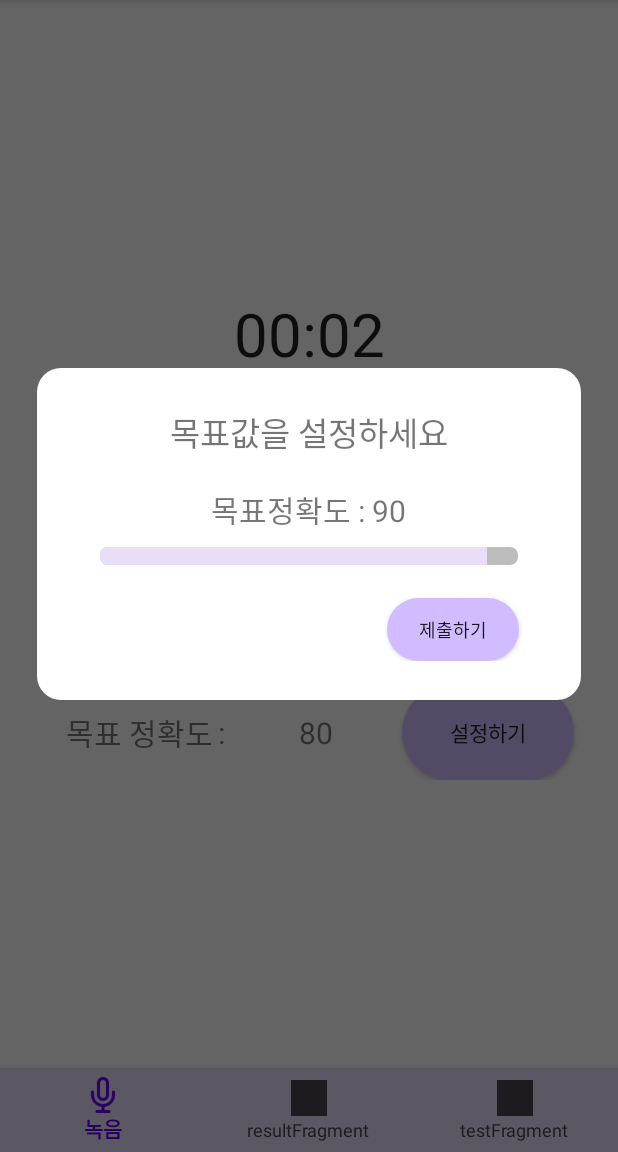
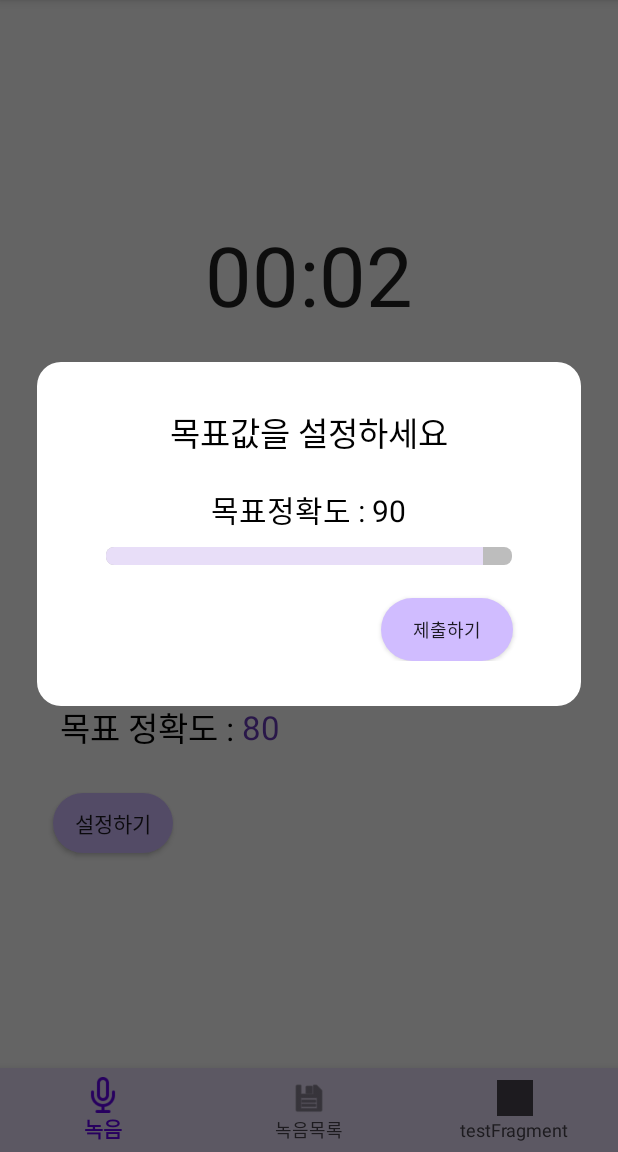
Before and after one commit to LIE-ON/Lieon_application, an Android app: the screen it shows after launch (MainActivity), after a tap on "설정하기", on a phone screen of 412 x 824 dp, the part 84-1236 px from its top. Run offline under Robolectric (Android 15) with nearby library versions, the phone set to English and light mode, and no system bars; our stand-ins replace Dagger/Hilt's generated code, Room's generated code, data binding, navigation-ui; 2 statements that could not run were skipped; 1 other tap on this screen came first.

Commit message:
UI 개선

```diff
--- a/app/src/main/java/com/example/lieon/record/view/RecordFragment.kt
+++ b/app/src/main/java/com/example/lieon/record/view/RecordFragment.kt
@@ -66,7 +66,7 @@ class RecordFragment : Fragment() {
             binding.chronometer.start()
             NotificationUtils.sendNotification(
                 requireContext(),
-                "Lie-on",
+                "녹음 시작",
                 "녹음을 시작하였습니다."
             )
         }
@@ -90,7 +90,7 @@ class RecordFragment : Fragment() {
             binding.chronometer.stop()
             NotificationUtils.sendNotification(
                 requireContext(),
-                "Lio-on",
+                "녹음 중지",
                 "녹음을 중지하였습니다."
             )
         }
--- a/app/src/main/java/com/example/lieon/result/recyclerview/ResultRecyclerViewAdapter.kt
+++ b/app/src/main/java/com/example/lieon/result/recyclerview/ResultRecyclerViewAdapter.kt
@@ -14,7 +14,7 @@ import com.example.lieon.result.view.ResultViewModel
 class ResultRecyclerViewAdapter(
     private val clickListener: ResultItemClickListener,
 ) : ListAdapter<RecordHistoryEntity, ResultViewHolder>(DIFF_CALLBACK) {
-
+    private var selectedPosition: Int = RecyclerView.NO_POSITION
     override fun onCreateViewHolder(parent: ViewGroup, viewType: Int): ResultViewHolder {
         return ResultViewHolder(
             ItemResultBinding.inflate(
--- a/app/src/main/res/layout/dialog_record_accuracy.xml
+++ b/app/src/main/res/layout/dialog_record_accuracy.xml
@@ -4,14 +4,15 @@
     android:layout_height="wrap_content"
     android:background="@drawable/dialog_background"
     android:orientation="vertical"
-    android:padding="26dp">
+    android:padding="30dp">
 
     <TextView
         android:layout_width="match_parent"
         android:layout_height="wrap_content"
+        android:gravity="center"
         android:text="목표값을 설정하세요"
-        android:gravity="center"
-        android:textSize="22dp"/>
+        android:textColor="#000000"
+        android:textSize="22dp" />
 
     <LinearLayout
         android:layout_width="match_parent"
@@ -24,10 +25,11 @@
             android:id="@+id/accuracy_title"
             android:layout_width="wrap_content"
             android:layout_height="wrap_content"
+            android:layout_marginBottom="10dp"
+            android:gravity="center"
             android:text="목표정확도 : "
-            android:textSize="20dp"
-            android:gravity="center"
-            android:layout_marginBottom="10dp"/>
+            android:textColor="#000000"
+            android:textSize="20dp" />
 
         <TextView
             android:id="@+id/accuracy_seekbar_textview"
@@ -35,7 +37,8 @@
             android:layout_height="wrap_content"
             android:gravity="center"
             android:text="90%"
-            android:textSize="20dp"/>
+            android:textColor="#000000"
+            android:textSize="20dp" />
     </LinearLayout>
 
 
--- a/app/src/main/res/layout/fragment_record.xml
+++ b/app/src/main/res/layout/fragment_record.xml
@@ -22,34 +22,33 @@
         <View
             android:layout_width="match_parent"
             android:layout_height="0dp"
-            android:layout_weight="3"/>
+            android:layout_weight="2.5"/>
 
         <androidx.constraintlayout.widget.ConstraintLayout
             android:id="@+id/upperTitleLayout"
             android:layout_width="match_parent"
-            android:layout_height="0dp"
+            android:layout_height="25dp"
             android:layout_weight="1">
 
             <TextView
                 android:layout_width="match_parent"
                 android:layout_height="match_parent"
+                android:gravity="center"
                 android:text=""
+                android:textColor="@color/black"
                 android:textSize="40dp"
-                android:textColor="@color/black"
-                android:gravity="center"
-                app:layout_constraintTop_toTopOf="parent"
                 app:layout_constraintBottom_toBottomOf="parent"
+                app:layout_constraintEnd_toEndOf="parent"
                 app:layout_constraintStart_toStartOf="parent"
-                app:layout_constraintEnd_toEndOf="parent"
-                />
+                app:layout_constraintTop_toTopOf="parent" />
 
             <Chronometer
                 android:id="@+id/chronometer"
                 android:layout_width="match_parent"
                 android:layout_height="match_parent"
+                android:countDown="false"
                 android:gravity="center"
-                android:textSize="40dp"
-                android:countDown="false" />
+                android:textSize="55dp" />
 
         </androidx.constraintlayout.widget.ConstraintLayout>
 
@@ -59,11 +58,10 @@
             android:layout_weight="0.2"/>
 
         <LinearLayout
-
             android:layout_width="match_parent"
             android:layout_height="0dp"
             android:orientation="vertical"
-            android:layout_weight="2">
+            android:layout_weight="2.2">
 
             <ImageButton
                 android:id="@+id/recordButton"
@@ -89,95 +87,95 @@
         </LinearLayout>
 
         <LinearLayout
-            android:layout_width="match_parent"
+            android:layout_width="wrap_content"
             android:layout_height="0dp"
+            android:layout_marginTop="40dp"
+            android:layout_marginLeft="40dp"
             android:layout_weight="1"
             android:orientation="horizontal">
 
             <TextView
-                android:layout_width="0dp"
+                android:layout_width="match_parent"
                 android:layout_height="match_parent"
                 android:layout_weight="1"
                 android:gravity="center|end"
-                android:paddingRight="10dp"
-                android:text="중간 평가 : "
-                android:textSize="25dp"
-
-                />
+                android:text="중간 결과 : "
+                android:textColor="#000000"
+                android:textSize="22dp" />
 
             <TextView
                 android:id="@+id/intermediate_results_text"
-                android:layout_width="0dp"
+                android:layout_width="wrap_content"
                 android:layout_height="match_parent"
                 android:layout_weight="1"
-                android:gravity="center|start"
-                android:paddingLeft="10dp"
-                android:text="결과값"
-                android:textSize="25dp"
-                />
+                android:gravity="center"
+                android:text="80"
+                android:textColor="#673AB7"
+                android:textSize="22dp" />
 
         </LinearLayout>
 
         <LinearLayout
-            android:layout_width="match_parent"
+            android:layout_width="wrap_content"
             android:layout_height="0dp"
             android:layout_weight="1"
+            android:layout_marginLeft="40dp"
             android:orientation="horizontal">
 
-            <View
-                android:layout_width="0dp"
-                android:layout_height="match_parent"
-                android:layout_weight="0.25"/>
+            <!--            <View-->
+            <!--                android:layout_width="0dp"-->
+            <!--                android:layout_height="match_parent"-->
+            <!--                android:layout_weight="0.25"/>-->
 
             <TextView
-                android:layout_width="0dp"
+                android:layout_width="match_parent"
                 android:layout_height="match_parent"
                 android:layout_weight="1"
                 android:gravity="center|end"
-                android:text="목표 정확도"
-                android:textSize="20dp"
+                android:text="목표 정확도 : "
+                android:textColor="#000000"
+                android:textSize="22dp"
 
                 />
 
-            <TextView
-                android:layout_width="0dp"
-                android:layout_height="match_parent"
-                android:layout_weight="0.1"
-                android:gravity="center"
-                android:text=":"
-                android:textSize="20dp"
-                />
 
             <TextView
                 android:id="@+id/accuracy_goal_text"
-                android:layout_width="0dp"
+                android:layout_width="match_parent"
                 android:layout_height="match_parent"
                 android:layout_weight="1"
                 android:gravity="center"
                 android:text="@{viewmodel.goalAccuracy.toString()}"
-                android:textSize="20dp"
-                />
+                android:textSize="22dp"
+                android:textColor="#673AB7"/>
 
-            <Button
-                android:id="@+id/accuracy_goal_button"
-                android:layout_width="0dp"
-                android:layout_height="match_parent"
-                android:layout_weight="1"
-                android:text="설정하기"
-                android:background="@drawable/rounded_button_background"
-                />
+<!--            <Button-->
+<!--                android:id="@+id/accuracy_goal_button"-->
+<!--                android:layout_width="80dp"-->
+<!--                android:layout_height="40dp"-->
+<!--                android:layout_marginLeft="20dp"-->
+<!--                android:background="@drawable/rounded_button_background"-->
+<!--                android:text="설정하기" />-->
 
-            <View
-                android:layout_width="0dp"
-                android:layout_height="match_parent"
-                android:layout_weight="0.25"/>
+            <!--            <View-->
+            <!--                android:layout_width="0dp"-->
+            <!--                android:layout_height="match_parent"-->
+            <!--                android:layout_weight="0.25"/>-->
         </LinearLayout>
 
+        <Button
+            android:id="@+id/accuracy_goal_button"
+            android:layout_width="80dp"
+            android:layout_height="40dp"
+            android:layout_marginLeft="35dp"
+            android:layout_marginTop="15dp"
+            android:background="@drawable/rounded_button_background"
+            android:text="설정하기" />
 
         <View
             android:layout_width="match_parent"
             android:layout_height="0dp"
-            android:layout_weight="3"/>
+            android:layout_weight="2.5"/>
 
 
 
--- a/app/src/main/res/layout/item_result.xml
+++ b/app/src/main/res/layout/item_result.xml
@@ -12,9 +12,10 @@
         android:layout_marginStart="8dp"
         android:layout_marginTop="8dp"
         android:layout_marginBottom="8dp"
+        android:buttonTint="#673AB7"
+        app:layout_constraintBottom_toBottomOf="parent"
         app:layout_constraintStart_toStartOf="parent"
-        app:layout_constraintTop_toTopOf="parent"
-        app:layout_constraintBottom_toBottomOf="parent"/>
+        app:layout_constraintTop_toTopOf="parent" />
 
     <TextView
         android:id="@+id/result_item_title"
--- a/app/src/main/res/menu/nav_menu.xml
+++ b/app/src/main/res/menu/nav_menu.xml
@@ -8,9 +8,8 @@
 
     <item
         android:id="@+id/resultFragment"
-        android:icon="@drawable/ic_launcher_background"
-        android:title="resultFragment"
-        />
+        android:icon="@android:drawable/ic_menu_save"
+        android:title="녹음목록" />
 
     <item
         android:id="@+id/testFragment"
--- a/app/src/main/res/navigation/nav_graph.xml
+++ b/app/src/main/res/navigation/nav_graph.xml
@@ -15,8 +15,7 @@
         android:id="@+id/resultFragment"
         android:name="com.example.lieon.result.view.ResultFragment"
         android:label="fragment_result"
-        tools:layout="@layout/fragment_result"
-        />
+        tools:layout="@layout/fragment_result"/>
 
     <fragment
         android:id="@+id/testFragment"
@@ -24,4 +23,9 @@
         android:label="fragment_test"
         tools:layout="@layout/fragment_test"/>
 
+    <fragment
+        android:id="@+id/detailFragment"
+        android:name="com.example.lieon.result.view.DetailFragment"
+        tools:layout="@layout/fragment_detail" />
+
 </navigation>
```
Also changed, not shown: app/src/main/java/com/example/lieon/result/recyclerview/ResultViewHolder.kt (+8 -0 lines), app/src/main/java/com/example/lieon/result/view/DetailFragment.kt (added, +30 -0 lines), app/src/main/java/com/example/lieon/result/view/ResultFragment.kt (+5 -2 lines), app/src/main/res/layout/fragment_detail.xml (+49 -29 lines), app/src/main/res/drawable/bookmark.png (deleted).
